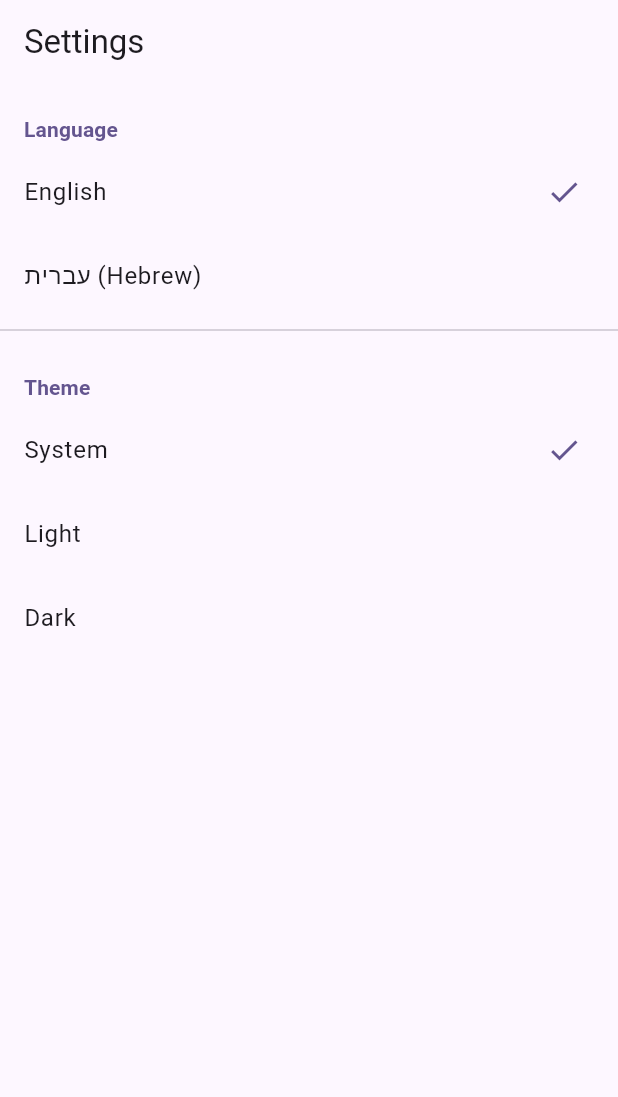
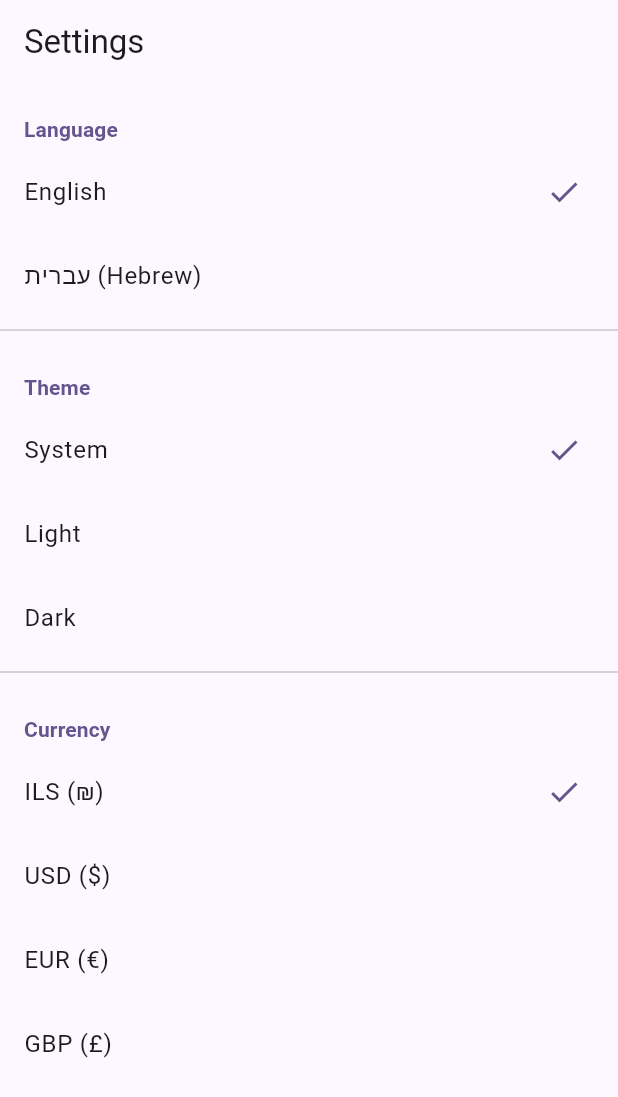
Before and after one commit to snir-david/kids_finance, a Flutter app: the SettingsScreen screen opened by its route, on a phone screen of 412 x 824 dp. Shown: the top 1097 px of the screen. Run offline on Flutter 3.47's test engine with Material 3 defaults, Android fonts, the phone set to English and light mode, and no system bars; our stand-ins replace cloud_firestore, connectivity_plus, equatable, firebase_auth, firebase_core, flutter_animate and 7 more; missing offline and left inert: bcrypt; accounts and stored records are empty; generated files the repository leaves out were written again.

Commit message:
feat: multi-currency support (ILS, USD, EUR, GBP)
- CurrencyNotifier + currencyProvider (SharedPreferences persisted, NotifierProvider)
- Default currency: ILS (Israeli convention: 50.00₪)
- Currency selector in Settings screen (4-option radio list)
- Replaced all hardcoded money displays with currencyFormatterProvider
- BucketCard, GoalCard, _TransactionTile converted to ConsumerWidget
- CharityActionSheet, InvestmentActionSheet, MoneyActionSheet converted to ConsumerStatefulWidget
- AddGoalDialog converted to ConsumerStatefulWidget
- Hebrew l10n keys: currency, currencyIls, currencyUsd, currencyEur, currencyGbp
- 0 analyze issues

Co-authored-by: Copilot <223556219+Copilot@users.noreply.github.com>

```diff
--- /dev/null
+++ b/lib/core/currency/currency_formatter.dart
@@ -0,0 +1,25 @@
+import 'package:flutter_riverpod/flutter_riverpod.dart';
+import 'currency_provider.dart';
+
+class CurrencyFormatter {
+  final AppCurrency currency;
+  CurrencyFormatter(this.currency);
+
+  /// Format a double amount as a currency string.
+  /// e.g. formatAmount(1234.5) → "₪1,234.50" or "$1,234.50"
+  String formatAmount(double amount) {
+    final symbol = currency.symbol;
+    final formatted = amount.abs().toStringAsFixed(2).replaceAllMapped(
+          RegExp(r'(\d)(?=(\d{3})+(?!\d))'),
+          (m) => '${m[1]},',
+        );
+    final sign = amount < 0 ? '-' : '';
+    return '$sign$symbol$formatted';
+  }
+}
+
+/// Convenience provider — consume this anywhere in the widget tree
+final currencyFormatterProvider = Provider<CurrencyFormatter>((ref) {
+  final currency = ref.watch(currencyProvider);
+  return CurrencyFormatter(currency);
+});
--- /dev/null
+++ b/lib/core/currency/currency_provider.dart
@@ -0,0 +1,58 @@
+import 'package:flutter_riverpod/flutter_riverpod.dart';
+import 'package:shared_preferences/shared_preferences.dart';
+
+enum AppCurrency {
+  ils, // ₪ Israeli Shekel
+  usd, // $ US Dollar
+  eur, // € Euro
+  gbp, // £ British Pound
+}
+
+extension AppCurrencyExtension on AppCurrency {
+  String get symbol {
+    switch (this) {
+      case AppCurrency.ils: return '₪';
+      case AppCurrency.usd: return '\$';
+      case AppCurrency.eur: return '€';
+      case AppCurrency.gbp: return '£';
+    }
+  }
+
+  String get displayName {
+    switch (this) {
+      case AppCurrency.ils: return 'ILS (₪)';
+      case AppCurrency.usd: return 'USD (\$)';
+      case AppCurrency.eur: return 'EUR (€)';
+      case AppCurrency.gbp: return 'GBP (£)';
+    }
+  }
+}
+
+class CurrencyNotifier extends Notifier<AppCurrency> {
+  static const _key = 'app_currency';
+
+  @override
+  AppCurrency build() {
+    _load();
+    return AppCurrency.ils;
+  }
+
+  Future<void> _load() async {
+    final prefs = await SharedPreferences.getInstance();
+    final saved = prefs.getString(_key);
+    if (saved != null) {
+      state = AppCurrency.values.firstWhere(
+        (c) => c.name == saved,
+        orElse: () => AppCurrency.ils,
+      );
+    }
+  }
+
+  Future<void> setCurrency(AppCurrency currency) async {
+    state = currency;
+    final prefs = await SharedPreferences.getInstance();
+    await prefs.setString(_key, currency.name);
+  }
+}
+
+final currencyProvider = NotifierProvider<CurrencyNotifier, AppCurrency>(CurrencyNotifier.new);
--- a/lib/core/l10n/app_localizations.dart
+++ b/lib/core/l10n/app_localizations.dart
@@ -201,6 +201,13 @@ class AppLocalizations {
   String earnedOnDate(String date) =>
       isHebrew ? 'הושג ב $date' : 'Earned on $date';
 
+  // ─── Currency ─────────────────────────────────────────────────────────────
+  String get currency => isHebrew ? 'מטבע' : 'Currency';
+  String get currencyIls => isHebrew ? 'שקל ישראלי (₪)' : 'Israeli Shekel (₪)';
+  String get currencyUsd => isHebrew ? 'דולר אמריקאי (\$)' : 'US Dollar (\$)';
+  String get currencyEur => isHebrew ? 'אירו (€)' : 'Euro (€)';
+  String get currencyGbp => isHebrew ? 'לירה שטרלינג (£)' : 'British Pound (£)';
+
   // ─── Savings Goals ────────────────────────────────────────────────────────
   String get savingsGoals => isHebrew ? 'יעדי חיסכון' : 'Savings Goals';
   String get addGoal => isHebrew ? 'הוסף יעד' : 'Add Goal';
--- a/lib/features/settings/presentation/settings_screen.dart
+++ b/lib/features/settings/presentation/settings_screen.dart
@@ -1,6 +1,7 @@
 import 'package:flutter/material.dart';
 import 'package:flutter_riverpod/flutter_riverpod.dart';
 
+import '../../../core/currency/currency_provider.dart';
 import '../../../core/l10n/app_localizations.dart';
 import '../../../core/l10n/locale_provider.dart';
 import '../../../core/theme/theme_provider.dart';
@@ -50,6 +51,14 @@ class SettingsScreen extends ConsumerWidget {
             selected: currentTheme == ThemeMode.dark,
             onTap: () => ref.read(themeModeProvider.notifier).setMode(ThemeMode.dark),
           ),
+          const Divider(),
+          // ─── Currency section ──────────────────────────────────────────────
+          _SectionHeader(title: l10n.currency),
+          ...AppCurrency.values.map((c) => _ChoiceTile(
+            title: c.displayName,
+            selected: ref.watch(currencyProvider) == c,
+            onTap: () => ref.read(currencyProvider.notifier).setCurrency(c),
+          )),
         ],
       ),
     );
```
Also changed, not shown: lib/core/offline/widgets/conflict_resolution_dialog.dart (+6 -4 lines), lib/core/widgets/bucket_card.dart (+6 -9 lines), lib/features/auth/presentation/child_home_screen.dart (+15 -12 lines), lib/features/auth/presentation/parent_home_screen.dart (+21 -14 lines), lib/features/buckets/presentation/widgets/bucket_action_sheets.dart (+19 -16 lines), lib/features/goals/presentation/widgets/add_goal_dialog.dart (+7 -4 lines), lib/features/goals/presentation/widgets/goal_card.dart (+7 -4 lines), lib/features/transactions/presentation/transaction_history_screen.dart (+6 -4 lines), 1 other file.
